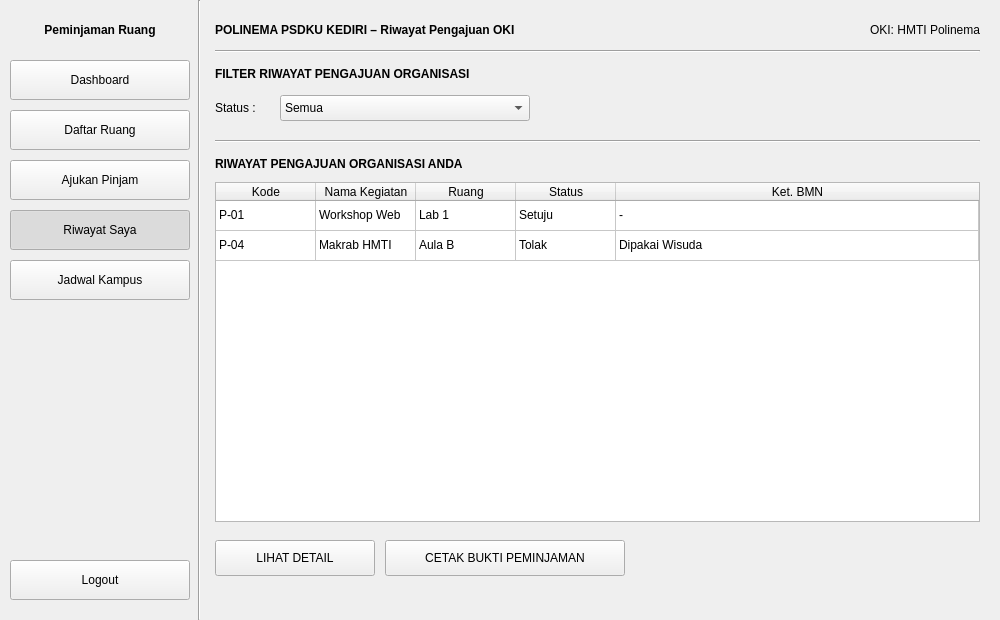
Ariel-F-S/SistemPeminjamanRuangPolinemaKampusKediri, file ui/riwayat_saya.ui: the form before one commit.
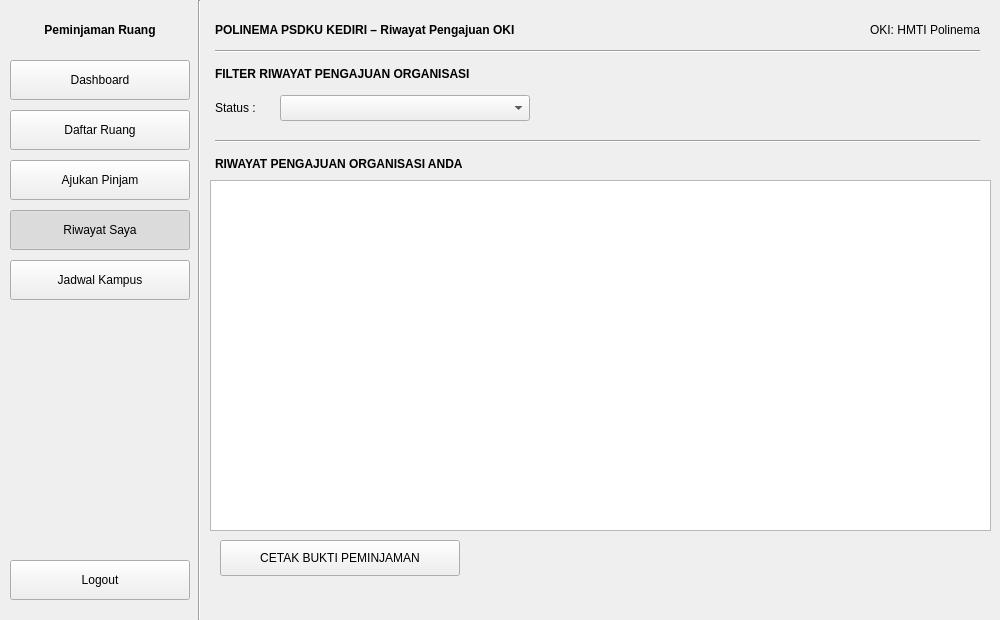
The form after the commit. Icons and pictures are not drawn.

```diff
--- a/ui/riwayat_saya.ui
+++ b/ui/riwayat_saya.ui
@@ -320,7 +320,7 @@
    </property>
    <item>
     <property name="text">
-     <string>Semua</string>
+     <string/>
     </property>
    </item>
    <item>
@@ -374,132 +374,10 @@
     <string>RIWAYAT PENGAJUAN ORGANISASI ANDA</string>
    </property>
   </widget>
-  <widget class="QTableWidget" name="tableRiwayat">
-   <property name="geometry">
-    <rect>
-     <x>215</x>
-     <y>182</y>
-     <width>765</width>
-     <height>340</height>
-    </rect>
-   </property>
-   <property name="editTriggers">
-    <set>QAbstractItemView::NoEditTriggers</set>
-   </property>
-   <property name="alternatingRowColors">
-    <bool>false</bool>
-   </property>
-   <property name="selectionMode">
-    <enum>QAbstractItemView::SingleSelection</enum>
-   </property>
-   <property name="selectionBehavior">
-    <enum>QAbstractItemView::SelectRows</enum>
-   </property>
-   <attribute name="horizontalHeaderStretchLastSection">
-    <bool>true</bool>
-   </attribute>
-   <attribute name="verticalHeaderVisible">
-    <bool>false</bool>
-   </attribute>
-   <row/>
-   <row/>
-   <column>
-    <property name="text">
-     <string>Kode</string>
-    </property>
-   </column>
-   <column>
-    <property name="text">
-     <string>Nama Kegiatan</string>
-    </property>
-   </column>
-   <column>
-    <property name="text">
-     <string>Ruang</string>
-    </property>
-   </column>
-   <column>
-    <property name="text">
-     <string>Status</string>
-    </property>
-   </column>
-   <column>
-    <property name="text">
-     <string>Ket. BMN</string>
-    </property>
-   </column>
-   <item row="0" column="0">
-    <property name="text">
-     <string>P-01</string>
-    </property>
-   </item>
-   <item row="0" column="1">
-    <property name="text">
-     <string>Workshop Web</string>
-    </property>
-   </item>
-   <item row="0" column="2">
-    <property name="text">
-     <string>Lab 1</string>
-    </property>
-   </item>
-   <item row="0" column="3">
-    <property name="text">
-     <string>Setuju</string>
-    </property>
-   </item>
-   <item row="0" column="4">
-    <property name="text">
-     <string>-</string>
-    </property>
-   </item>
-   <item row="1" column="0">
-    <property name="text">
-     <string>P-04</string>
-    </property>
-   </item>
-   <item row="1" column="1">
-    <property name="text">
-     <string>Makrab HMTI</string>
-    </property>
-   </item>
-   <item row="1" column="2">
-    <property name="text">
-     <string>Aula B</string>
-    </property>
-   </item>
-   <item row="1" column="3">
-    <property name="text">
-     <string>Tolak</string>
-    </property>
-   </item>
-   <item row="1" column="4">
-    <property name="text">
-     <string>Dipakai Wisuda</string>
-    </property>
-   </item>
-  </widget>
-  <widget class="QPushButton" name="btnLihatDetail">
-   <property name="geometry">
-    <rect>
-     <x>215</x>
-     <y>540</y>
-     <width>160</width>
-     <height>36</height>
-    </rect>
-   </property>
-   <property name="text">
-    <string>LIHAT DETAIL</string>
-   </property>
-   <property name="icon">
-    <iconset>
-     <normaloff>icons/cari.png</normaloff>icons/cari.png</iconset>
-   </property>
-  </widget>
   <widget class="QPushButton" name="btnCetakBukti">
    <property name="geometry">
     <rect>
-     <x>385</x>
+     <x>220</x>
      <y>540</y>
      <width>240</width>
      <height>36</height>
@@ -510,7 +388,17 @@
    </property>
    <property name="icon">
     <iconset>
-     <normaloff>icons/ajukan.png</normaloff>icons/ajukan.png</iconset>
+     <normaloff>../icon/verifikasi.png</normaloff>../icon/verifikasi.png</iconset>
+   </property>
+  </widget>
+  <widget class="QTableWidget" name="tableWidget">
+   <property name="geometry">
+    <rect>
+     <x>210</x>
+     <y>180</y>
+     <width>781</width>
+     <height>351</height>
+    </rect>
    </property>
   </widget>
  </widget>
```
Left out of the diff: 14 changed lines with no effect on the pictures.
